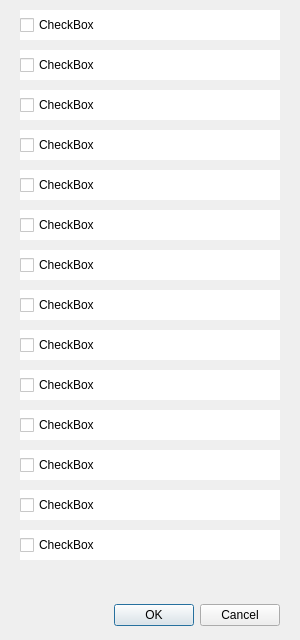
This is views/dialog/multiple_select_dialog.ui in WanKaKa/IjsGiftWall as Qt 5 draws it before an edit. The edited form follows.
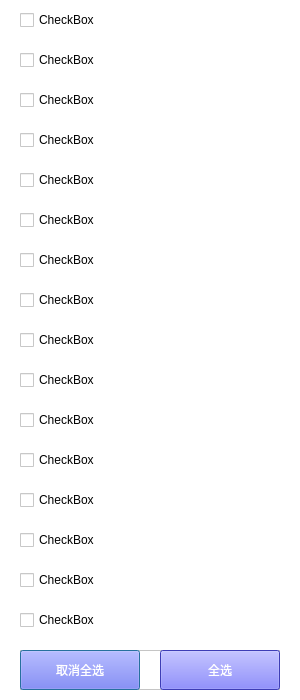
This is the edited form.

Diff of the .ui file:
```diff
--- a/views/dialog/multiple_select_dialog.ui
+++ b/views/dialog/multiple_select_dialog.ui
@@ -7,35 +7,22 @@
     <x>0</x>
     <y>0</y>
     <width>300</width>
-    <height>640</height>
+    <height>700</height>
    </rect>
   </property>
   <property name="windowTitle">
    <string>Dialog</string>
   </property>
-  <widget class="QDialogButtonBox" name="buttonBox">
-   <property name="geometry">
-    <rect>
-     <x>20</x>
-     <y>600</y>
-     <width>260</width>
-     <height>30</height>
-    </rect>
-   </property>
-   <property name="orientation">
-    <enum>Qt::Horizontal</enum>
-   </property>
-   <property name="standardButtons">
-    <set>QDialogButtonBox::Cancel|QDialogButtonBox::Ok</set>
-   </property>
-  </widget>
+  <property name="styleSheet">
+   <string notr="true">background-color: rgb(255, 255, 255);</string>
+  </property>
   <widget class="QCheckBox" name="checkBox">
    <property name="geometry">
     <rect>
      <x>20</x>
-     <y>10</y>
+     <y>0</y>
      <width>260</width>
-     <height>30</height>
+     <height>40</height>
     </rect>
    </property>
    <property name="styleSheet">
@@ -50,9 +37,9 @@
    <property name="geometry">
     <rect>
      <x>20</x>
-     <y>50</y>
+     <y>40</y>
      <width>260</width>
-     <height>30</height>
+     <height>40</height>
     </rect>
    </property>
    <property name="styleSheet">
@@ -67,9 +54,9 @@
    <property name="geometry">
     <rect>
      <x>20</x>
-     <y>90</y>
+     <y>80</y>
      <width>260</width>
-     <height>30</height>
+     <height>40</height>
     </rect>
    </property>
    <property name="styleSheet">
@@ -84,9 +71,9 @@
    <property name="geometry">
     <rect>
      <x>20</x>
-     <y>130</y>
+     <y>120</y>
      <width>260</width>
-     <height>30</height>
+     <height>40</height>
     </rect>
    </property>
    <property name="styleSheet">
@@ -101,9 +88,9 @@
    <property name="geometry">
     <rect>
      <x>20</x>
-     <y>170</y>
+     <y>160</y>
      <width>260</width>
-     <height>30</height>
+     <height>40</height>
     </rect>
    </property>
    <property name="styleSheet">
@@ -118,9 +105,9 @@
    <property name="geometry">
     <rect>
      <x>20</x>
-     <y>210</y>
+     <y>200</y>
      <width>260</width>
-     <height>30</height>
+     <height>40</height>
     </rect>
    </property>
    <property name="styleSheet">
@@ -135,9 +122,9 @@
    <property name="geometry">
     <rect>
      <x>20</x>
-     <y>250</y>
+     <y>240</y>
      <width>260</width>
-     <height>30</height>
+     <height>40</height>
     </rect>
    </property>
    <property name="styleSheet">
@@ -152,9 +139,9 @@
    <property name="geometry">
     <rect>
      <x>20</x>
-     <y>290</y>
+     <y>280</y>
      <width>260</width>
-     <height>30</height>
+     <height>40</height>
     </rect>
    </property>
    <property name="styleSheet">
@@ -169,9 +156,9 @@
    <property name="geometry">
     <rect>
      <x>20</x>
-     <y>330</y>
+     <y>320</y>
      <width>260</width>
-     <height>30</height>
+     <height>40</height>
     </rect>
    </property>
    <property name="styleSheet">
@@ -186,9 +173,9 @@
    <property name="geometry">
     <rect>
      <x>20</x>
-     <y>370</y>
+     <y>360</y>
      <width>260</width>
-     <height>30</height>
+     <height>40</height>
     </rect>
    </property>
    <property name="styleSheet">
@@ -203,9 +190,9 @@
    <property name="geometry">
     <rect>
      <x>20</x>
-     <y>410</y>
+     <y>400</y>
      <width>260</width>
-     <height>30</height>
+     <height>40</height>
     </rect>
    </property>
    <property name="styleSheet">
@@ -220,9 +207,9 @@
    <property name="geometry">
     <rect>
      <x>20</x>
-     <y>450</y>
+     <y>440</y>
      <width>260</width>
-     <height>30</height>
+     <height>40</height>
     </rect>
    </property>
    <property name="styleSheet">
@@ -237,9 +224,9 @@
    <property name="geometry">
     <rect>
      <x>20</x>
-     <y>490</y>
+     <y>480</y>
      <width>260</width>
-     <height>30</height>
+     <height>40</height>
     </rect>
    </property>
    <property name="styleSheet">
@@ -254,9 +241,9 @@
    <property name="geometry">
     <rect>
      <x>20</x>
-     <y>530</y>
+     <y>520</y>
      <width>260</width>
-     <height>30</height>
+     <height>40</height>
     </rect>
    </property>
    <property name="styleSheet">
@@ -267,6 +254,92 @@
     <string>CheckBox</string>
    </property>
   </widget>
+  <widget class="QCheckBox" name="checkBox_15">
+   <property name="geometry">
+    <rect>
+     <x>20</x>
+     <y>560</y>
+     <width>260</width>
+     <height>40</height>
+    </rect>
+   </property>
+   <property name="styleSheet">
+    <string notr="true">background-color: rgb(255, 255, 255);
+font: 12pt &quot;微软雅黑&quot;;</string>
+   </property>
+   <property name="text">
+    <string>CheckBox</string>
+   </property>
+  </widget>
+  <widget class="QCheckBox" name="checkBox_16">
+   <property name="geometry">
+    <rect>
+     <x>20</x>
+     <y>600</y>
+     <width>260</width>
+     <height>40</height>
+    </rect>
+   </property>
+   <property name="styleSheet">
+    <string notr="true">background-color: rgb(255, 255, 255);
+font: 12pt &quot;微软雅黑&quot;;</string>
+   </property>
+   <property name="text">
+    <string>CheckBox</string>
+   </property>
+  </widget>
+  <widget class="QFrame" name="frame">
+   <property name="geometry">
+    <rect>
+     <x>20</x>
+     <y>650</y>
+     <width>260</width>
+     <height>40</height>
+    </rect>
+   </property>
+   <property name="frameShape">
+    <enum>QFrame::StyledPanel</enum>
+   </property>
+   <property name="frameShadow">
+    <enum>QFrame::Raised</enum>
+   </property>
+   <widget class="QPushButton" name="deselect_all">
+    <property name="geometry">
+     <rect>
+      <x>0</x>
+      <y>0</y>
+      <width>120</width>
+      <height>40</height>
+     </rect>
+    </property>
+    <property name="styleSheet">
+     <string notr="true">background-color: rgb(85, 85, 255);
+color: rgb(255, 255, 255);
+font: 12pt &quot;微软雅黑&quot;;</string>
+    </property>
+    <property name="text">
+     <string>取消全选</string>
+    </property>
+   </widget>
+   <widget class="QPushButton" name="select_all">
+    <property name="geometry">
+     <rect>
+      <x>140</x>
+      <y>0</y>
+      <width>120</width>
+      <height>40</height>
+     </rect>
+    </property>
+    <property name="styleSheet">
+     <string notr="true">background-color: rgb(85, 85, 255);
+color: rgb(255, 255, 255);
+font: 12pt &quot;微软雅黑&quot;;</string>
+    </property>
+    <property name="text">
+     <string>全选</string>
+    </property>
+   </widget>
+  </widget>
  </widget>
  <resources/>
  <connections>
```
Left out of the diff: 35 changed lines with no effect on the pictures.
